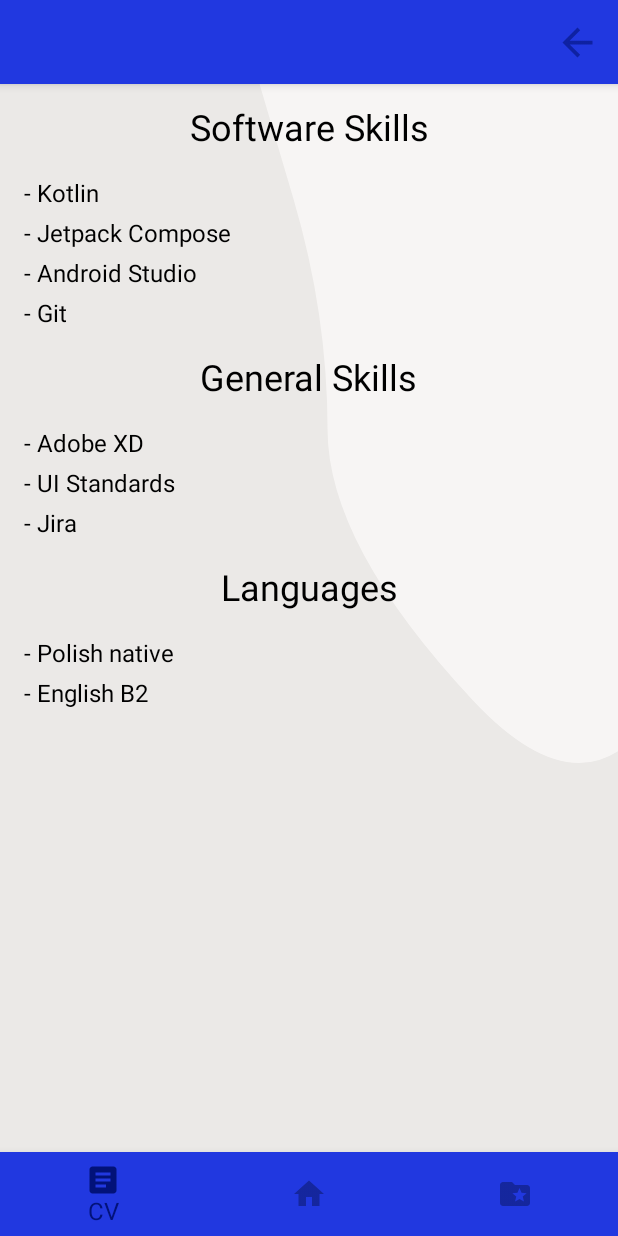
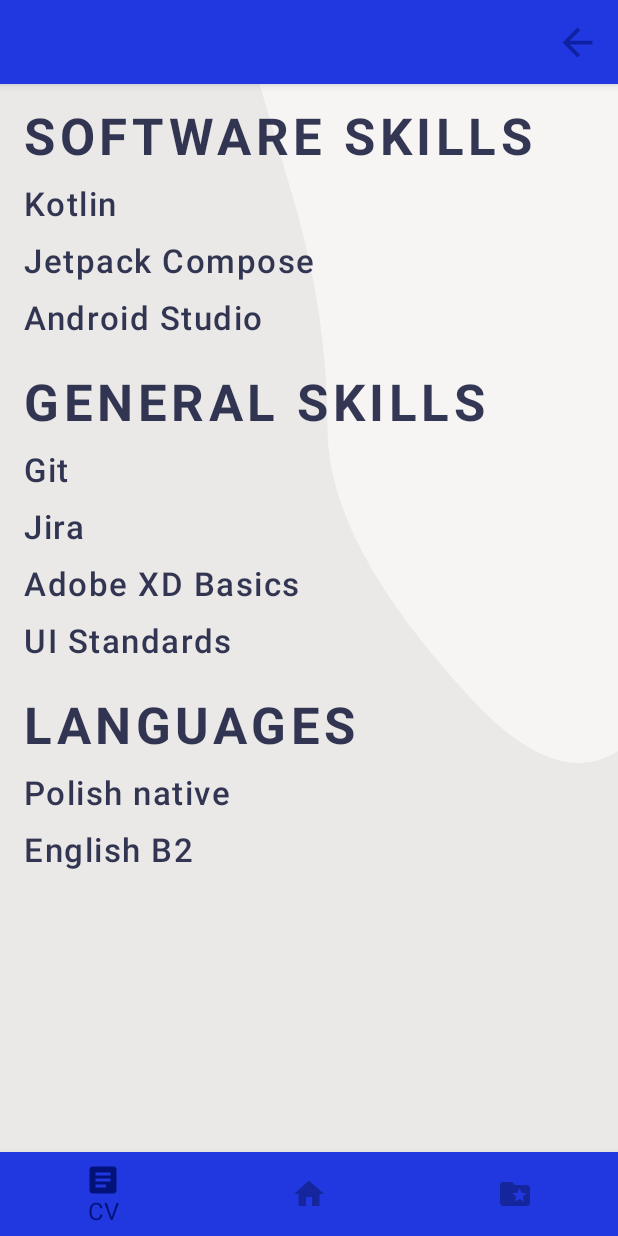
Before and after one commit to DBaw/CvApp, an Android app built with Jetpack Compose: the SkillsScreen screen opened through its navigation route, on a phone screen of 412 x 824 dp. Run offline under Robolectric (Android 15) with nearby library versions, the phone set to English and light mode, and no system bars; our stand-ins replace constraintlayout-compose.

Commit message:
Changes in colors, function names. New SkillInterests function. Interests screen complited. New paddings in FeatureItem

```diff
--- a/app/src/main/java/com/example/cvapp/bars/BottomMenu.kt
+++ b/app/src/main/java/com/example/cvapp/bars/BottomMenu.kt
@@ -47,7 +47,7 @@ fun BottomNavigationBar(
                     BottomNavigationItem(
                         selected = selected,
                         onClick = { onItemClick(item) },
-                        selectedContentColor = MaterialTheme.colors.primary,
+                        selectedContentColor = MaterialTheme.colors.onSurface,
                         unselectedContentColor = MaterialTheme.colors.primaryVariant,
                         icon = {
                             Column(
--- a/app/src/main/java/com/example/cvapp/bars/TopAppBar.kt
+++ b/app/src/main/java/com/example/cvapp/bars/TopAppBar.kt
@@ -30,7 +30,7 @@ fun TopBar(scaffoldState: ScaffoldState, scope: CoroutineScope, navController: N
         TopAppBar(
             modifier = Modifier.fillMaxWidth(),
             backgroundColor = MaterialTheme.colors.surface,
-            contentColor = MaterialTheme.colors.primary
+            contentColor = MaterialTheme.colors.onSurface
         ) {
             Row(
                 verticalAlignment = Alignment.CenterVertically,
--- a/app/src/main/java/com/example/cvapp/screens/ContactScreen.kt
+++ b/app/src/main/java/com/example/cvapp/screens/ContactScreen.kt
@@ -101,7 +101,7 @@ fun ContactScreen() {
                 link = listOf("Linkedin"),
                 hyperlinks = listOf("https://www.linkedin.com/in/dominik-bawołek-b7449423b"),
                 textColor = MaterialTheme.colors.primary,
-                linkColor = MaterialTheme.colors.onSurface,
+                linkColor = MaterialTheme.colors.onBackground,
                 fontSize = 22.sp
             )
 
--- a/app/src/main/java/com/example/cvapp/screens/HomeScreen.kt
+++ b/app/src/main/java/com/example/cvapp/screens/HomeScreen.kt
@@ -84,7 +84,7 @@ fun HomeScreen() {
                         "https://developer.android.com/jetpack/compose"
                     ),
                     textColor = MaterialTheme.colors.primary,
-                    linkColor = MaterialTheme.colors.onSurface,
+                    linkColor = MaterialTheme.colors.onBackground,
                     fontSize = 18.sp,
                     modifier = Modifier
                         .padding(
--- a/app/src/main/java/com/example/cvapp/screens/SkillsScreen.kt
+++ b/app/src/main/java/com/example/cvapp/screens/SkillsScreen.kt
@@ -7,7 +7,7 @@ import androidx.compose.material.MaterialTheme
 import androidx.compose.runtime.Composable
 import androidx.compose.ui.Modifier
 import com.example.cvapp.patterns.randomPatternPath
-import com.example.cvapp.screens.functions.cvSkillsInterestsData
+import com.example.cvapp.screens.functions.CvSkillsInterestsData
 
 @Composable
 fun SkillsScreen(){
@@ -28,18 +28,18 @@ fun SkillsScreen(){
         Column(
             verticalArrangement = Arrangement.SpaceBetween,
             modifier = Modifier.fillMaxWidth()) {
-            cvSkillsInterestsData(text = "Software Skills", head = true)
-            cvSkillsInterestsData(text = "Kotlin")
-            cvSkillsInterestsData(text = "Jetpack Compose")
-            cvSkillsInterestsData(text = "Android Studio")
-            cvSkillsInterestsData(text = "Git")
-            cvSkillsInterestsData(text = "General Skills", head = true)
-            cvSkillsInterestsData(text = "Adobe XD")
-            cvSkillsInterestsData(text = "UI Standards")
-            cvSkillsInterestsData(text = "Jira")
-            cvSkillsInterestsData(text = "Languages", head = true)
-            cvSkillsInterestsData(text = "Polish native")
-            cvSkillsInterestsData(text = "English B2")
+            CvSkillsInterestsData(text = "SOFTWARE SKILLS", head = true)
+            CvSkillsInterestsData(text = "Kotlin")
+            CvSkillsInterestsData(text = "Jetpack Compose")
+            CvSkillsInterestsData(text = "Android Studio")
+            CvSkillsInterestsData(text = "GENERAL SKILLS", head = true)
+            CvSkillsInterestsData(text = "Git")
+            CvSkillsInterestsData(text = "Jira")
+            CvSkillsInterestsData(text = "Adobe XD Basics")
+            CvSkillsInterestsData(text = "UI Standards")
+            CvSkillsInterestsData(text = "LANGUAGES", head = true)
+            CvSkillsInterestsData(text = "Polish native")
+            CvSkillsInterestsData(text = "English B2")
         }
     }
 }
--- a/app/src/main/java/com/example/cvapp/screens/functions/CvSkillsInterests.kt
+++ b/app/src/main/java/com/example/cvapp/screens/functions/CvSkillsInterests.kt
@@ -9,35 +9,34 @@ import androidx.compose.material.Text
 import androidx.compose.runtime.Composable
 import androidx.compose.ui.Alignment
 import androidx.compose.ui.Modifier
+import androidx.compose.ui.text.SpanStyle
 import androidx.compose.ui.text.font.FontWeight
 import androidx.compose.ui.text.style.TextAlign
+import androidx.compose.ui.unit.dp
+import androidx.compose.ui.unit.sp
 import com.example.cvapp.ui.theme.Paddings
 
 @Composable
-fun cvSkillsInterestsData(text: String, head: Boolean = false){
+fun CvSkillsInterestsData(text: String, head: Boolean = false){
     Row(
-        horizontalArrangement = if (!head) {
-            Arrangement.Start
-        } else Arrangement.Center,
+        horizontalArrangement = Arrangement.Start,
         verticalAlignment = Alignment.Top,
         modifier = Modifier.fillMaxWidth()
     ) {
 
         Text(
-            text = if (!head) {
-                "- $text"
-            } else text,
+            text = text,
             color = MaterialTheme.colors.onBackground,
-            style = if (!head) {MaterialTheme.typography.body1} else MaterialTheme.typography.h5,
-            //fontWeight = if (!head) {
-            //    FontWeight.SemiBold
-            //} else FontWeight.Bold,
+            fontSize = if (!head) MaterialTheme.typography.h6.fontSize else MaterialTheme.typography.h4.fontSize,
+            fontWeight = if (!head) FontWeight.Medium else FontWeight.Bold,
+            letterSpacing = if (!head) 1.sp else 3.sp,
             modifier = Modifier.padding(
-                horizontal = Paddings.Big.padding,
-                vertical = if (!head) {
-                    Paddings.Small.padding
-                } else Paddings.Big.padding
+                horizontal = Paddings.Big.padding
             )
+                .padding(
+                    top = if (!head) Paddings.Small.padding else Paddings.Big.padding,
+                    bottom = if (!head) Paddings.Medium.padding else Paddings.Medium.padding
+                )
         )
     }
 }
```
Also changed, not shown: app/src/main/java/com/example/cvapp/screens/EducationScreen.kt (+7 -7 lines), app/src/main/java/com/example/cvapp/screens/ExperienceScreen.kt (+6 -6 lines), app/src/main/java/com/example/cvapp/screens/InterestsScreen.kt (+6 -3 lines), app/src/main/java/com/example/cvapp/screens/functions/CvExpEdu.kt (+64 -15 lines), app/src/main/java/com/example/cvapp/screens/functions/ExpEduFun.kt (deleted, +0 -92 lines), app/src/main/java/com/example/cvapp/screens/functions/FeatureItem.kt (+6 -4 lines), app/src/main/java/com/example/cvapp/ui/theme/Color.kt (+12 -12 lines), app/src/main/java/com/example/cvapp/ui/theme/Theme.kt (+7 -7 lines).
